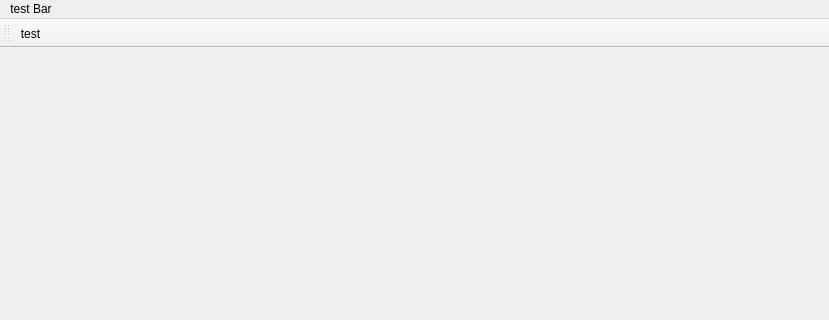
The window that mainwindow.ui (YaoQii/qt_ui) describes before a commit, drawn with Qt 5; both pictures show x 0 to 829 and y 0 to 320 of the 829 by 460 pixel window.
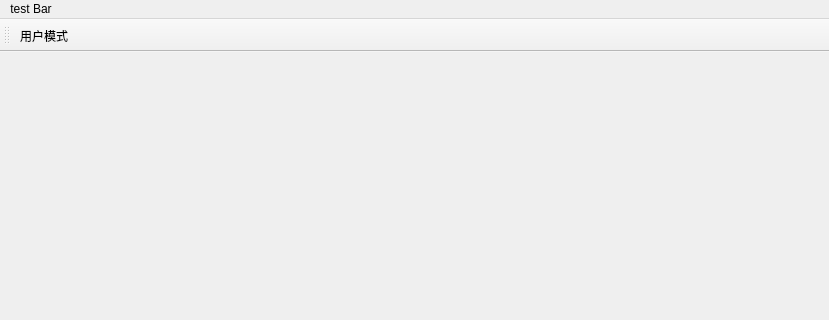
The same window after the commit. Icons and pictures are not drawn.

Commit message: add：增加简易登录窗口

The edit to the form file:
```diff
--- a/mainwindow.ui
+++ b/mainwindow.ui
@@ -73,7 +73,7 @@
      <normaloff>:/images/side1.png</normaloff>:/images/side1.png</iconset>
    </property>
    <property name="text">
-    <string>test</string>
+    <string>用户模式</string>
    </property>
    <property name="toolTip">
     <string>test acitons</string>
```
Left out of the diff: 10 changed lines with no effect on the pictures. The commit also changes 6 other files.
